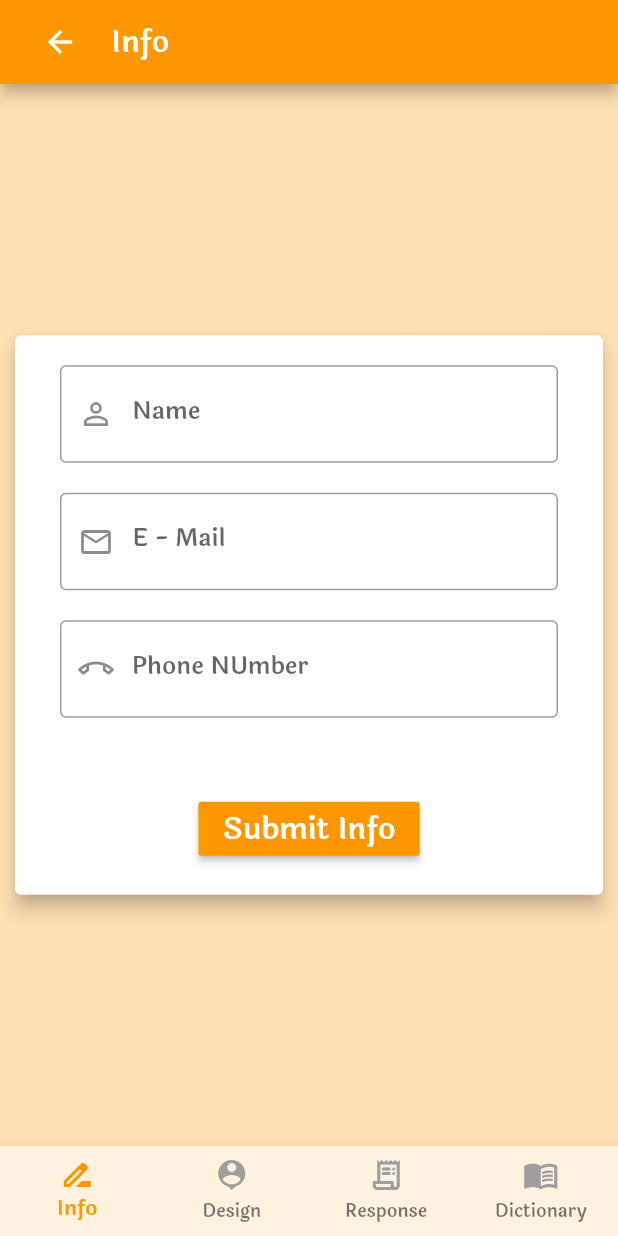
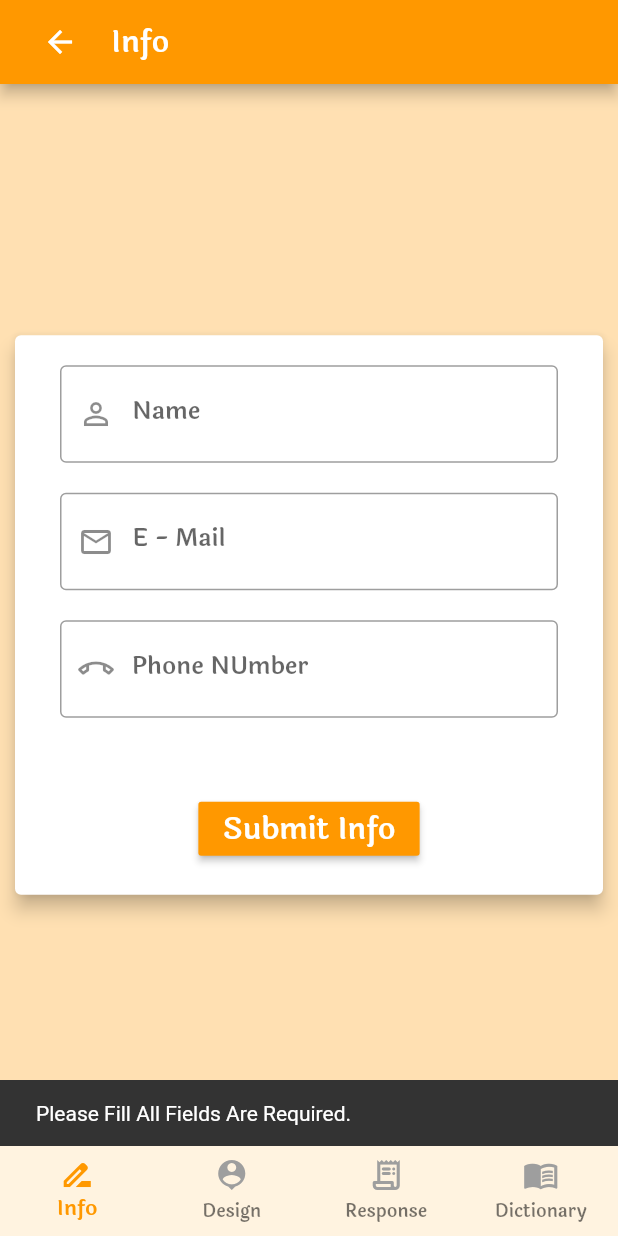
Before and after one commit to okelloEnos/Intel, a Flutter app: the screen it shows after launch, after a tap on "Submit Info", on a phone screen of 412 x 824 dp. Run offline on Flutter 3.47's test engine with Material 2 defaults, Android fonts, the phone set to English and light mode, and no system bars; our stand-ins replace flutter_fadein, fluttertoast, hooks_riverpod; network calls fail.

Commit message:
final solution

```diff
--- a/lib/main.dart
+++ b/lib/main.dart
@@ -1,6 +1,7 @@
 import 'package:flutter/material.dart';
 import 'package:hooks_riverpod/hooks_riverpod.dart';
 import 'package:intel_test/screens/screens_controller.dart';
+import 'package:intel_test/screens/splash_screen.dart';
 
 void main() {
   runApp(ProviderScope(child: MyApp()));
@@ -18,7 +19,7 @@ class MyApp extends StatelessWidget {
         primarySwatch: Colors.orange,
         visualDensity: VisualDensity.adaptivePlatformDensity,
       ),
-      home: ScreenBottomController(),
+      home: SplashScreen(),
     );
   }
 }
--- a/lib/screens/info.dart
+++ b/lib/screens/info.dart
@@ -90,6 +90,12 @@ class Info extends StatelessWidget {
                   return Consumer(builder: (context, watch, child) {
                     return RaisedButton(
                       onPressed: () async {
+                        if(mailController.text.isEmpty || phoneController.text.isEmpty || nameController.text.isEmpty){
+                          SnackBar snackBar = SnackBar(content: Text('Please Fill All Fields Are Required.',));
+                            Scaffold.of(context).showSnackBar(snackBar);
+                          // ScaffoldMessenger.of(context).showSnackBar(snackBar);
+                        }
+                        else {
                           watch(userProvider).saveUser(
                               name: nameController.text,
                               mail: mailController.text,
@@ -97,6 +103,7 @@ class Info extends StatelessWidget {
                           watch(bottomNavigationStateProvider).state = 1;
                           Fluttertoast.showToast(
                               msg: 'User Information Successfully Submitted ...');
+                        }
                       },
                       color: Colors.orange,
                       child: Text(
--- /dev/null
+++ b/lib/screens/splash_screen.dart
@@ -0,0 +1,65 @@
+import 'dart:async';
+import 'package:flutter/material.dart';
+import 'package:intel_test/util/swatch_colors.dart';
+import 'package:intel_test/widget/background_splash.dart';
+import 'package:intel_test/widget/splash_image.dart';
+
+import 'screens_controller.dart';
+
+class SplashScreen extends StatefulWidget {
+  const SplashScreen({Key key}) : super(key: key);
+
+  @override
+  _SplashScreenState createState() => _SplashScreenState();
+}
+
+class _SplashScreenState extends State<SplashScreen> {
+
+  _startNextScreen(){
+    Navigator.of(context).pushReplacement(MaterialPageRoute(builder: (context) => ScreenBottomController()));
+  }
+
+
+  @override
+  void initState() {
+    super.initState();
+    startTime();
+  }
+
+  startTime(){
+    const duration = Duration(seconds: 5);
+    return Timer(duration, _startNextScreen);
+  }
+
+  @override
+  Widget build(BuildContext context) {
+    final windowWidth = MediaQuery.of(context).size.width;
+    final windowHeight = MediaQuery.of(context).size.height;
+
+    final color = SwatchColors().lightPrimarySwatch;
+    return Scaffold(
+      body:  Stack(
+        children: <Widget>[
+          Background(width: windowWidth),
+          Center(
+            child: Column(
+              mainAxisAlignment: MainAxisAlignment.center,
+              children: <Widget>[
+                splashImage(),
+                Padding(
+                  padding: const EdgeInsets.only(top: 50),
+                  child: CircularProgressIndicator(
+                    backgroundColor: color.shade700,
+                    strokeWidth: 1,
+                  ),
+                )
+              ],
+            ),
+          ),
+        ],
+      ),
+    );
+
+  }
+
+}
--- /dev/null
+++ b/lib/util/swatch_colors.dart
@@ -0,0 +1,18 @@
+import 'package:flutter/material.dart';
+
+class SwatchColors{
+
+  MaterialColor lightPrimarySwatch =  MaterialColor(
+      0xff486A7F, const <int, Color>{
+    50: Color(0xffD2DEE5),//10%
+    100: Color(0xffA9BECC),//20%
+    200: Color(0xff84A0B2),//30%
+    300: Color(0xff648499),//40%
+    400: Color(0xff486A7F),//50%
+    500: Color(0xff315166),//60%
+    600: Color(0xff1F3B4D),//70%
+    700: Color(0xff162C39),//80%
+    800: Color(0xff0F1D26),//90%
+    900: Color(0xff070E13),//100%
+  });
+}
--- /dev/null
+++ b/lib/widget/background_splash.dart
@@ -0,0 +1,111 @@
+import 'package:flutter/material.dart';
+import 'package:intel_test/util/swatch_colors.dart';
+
+class Background extends StatelessWidget {
+  final double width;
+
+
+  const Background({this.width, Key key}) : super(key: key);
+
+  @override
+  Widget build(BuildContext context) {
+
+    var _width = width;
+
+    final theme = Theme.of(context);
+    final color = SwatchColors().lightPrimarySwatch;
+
+    return Align(
+      alignment: Alignment.bottomCenter,
+      child: Container(
+          decoration: BoxDecoration(
+            color: theme.primaryColor,
+          ),
+          child: Stack(
+            children: <Widget>[
+
+              Positioned(       // right bottom circle
+                  width: _width*0.8,
+                  height: _width*0.8,
+                  bottom: -_width*0.4,
+                  right: -_width*0.4,
+                  child: Container(
+                    decoration: const BoxDecoration(
+                      shape: BoxShape.circle,
+                      color: Color(0x10FFFFFF),
+                    ),
+                  )),
+
+              Positioned(       // left bottom circle
+                  width: _width*0.3,
+                  height: _width*0.3,
+                  bottom: _width*0.5,
+                  left: -_width*0.1,
+                  child: Container(
+                    decoration: const BoxDecoration(
+                      shape: BoxShape.circle,
+                      color: Color(0x10FFFFFF),
+                    ),
+                  )),
+
+              Positioned(       // left bottom circle
+                  width: _width*0.2,
+                  height: _width*0.2,
+                  bottom: _width*0.2,
+                  left: _width*0.1,
+                  child: Container(
+                    decoration: const BoxDecoration(
+                      color: Color(0x10FFFFFF),
+                      shape: BoxShape.circle,
+                    ),
+                  )),
+          Positioned(
+            top: 70,
+            left: 10,
+            child: SizedBox(
+                height: 20,
+                width: 20,
+                child: Image.asset("assets/images/star.png",
+                    fit: BoxFit.contain, color: color.shade500,
+                )
+            )),
+
+              Positioned(
+                  bottom: 20,
+                  left: _width*0.2,
+                  child: SizedBox(
+                      height: 20,
+                      width: 20,
+                      child: Image.asset("assets/images/star.png",
+                        fit: BoxFit.contain, color: color.shade600,
+                      )
+                  )),
+
+              Positioned(
+                  bottom: 10,
+                  left: _width*0.7,
+                  child: SizedBox(
+                      height: 20,
+                      width: 20,
+                      child: Image.asset("assets/images/star.png",
+                        fit: BoxFit.contain, color: color.shade500,
+                      )
+                  )),
+
+              Positioned(
+                  top: 20,
+                  left: _width*0.5,
+                  child: SizedBox(
+                      height: 20,
+                      width: 20,
+                      child: Image.asset("assets/images/star.png",
+                        fit: BoxFit.contain, color: color.shade500,
+                      )
+                  )),
+
+            ],
+          )
+      ),
+    );
+  }
+}
--- /dev/null
+++ b/lib/widget/splash_image.dart
@@ -0,0 +1,3 @@
+import 'package:flutter/material.dart';
+
+Widget splashImage() => AspectRatio(aspectRatio: 3/2, child: Image.asset('assets/images/logo.png'),);
--- a/pubspec.yaml
+++ b/pubspec.yaml
@@ -51,6 +51,8 @@ flutter:
   uses-material-design: true
 
   # To add assets to your application, add an assets section, like this:
+  assets:
+    - assets/images/
   # assets:
   #   - images/a_dot_burr.jpeg
   #   - images/a_dot_ham.jpeg
```
Also changed, not shown: assets/images/star.png (added), 8 other files. Lines whose indentation alone changed are shown as unchanged.
